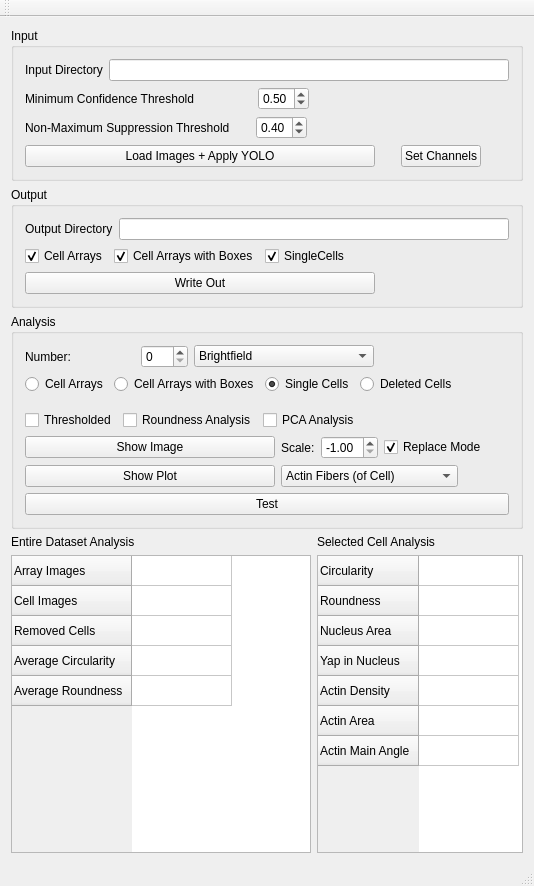
Kinbischi/CellForceAnalyzer, file CellForceAnalyzer/src/WindowMain.ui: the form before one commit.
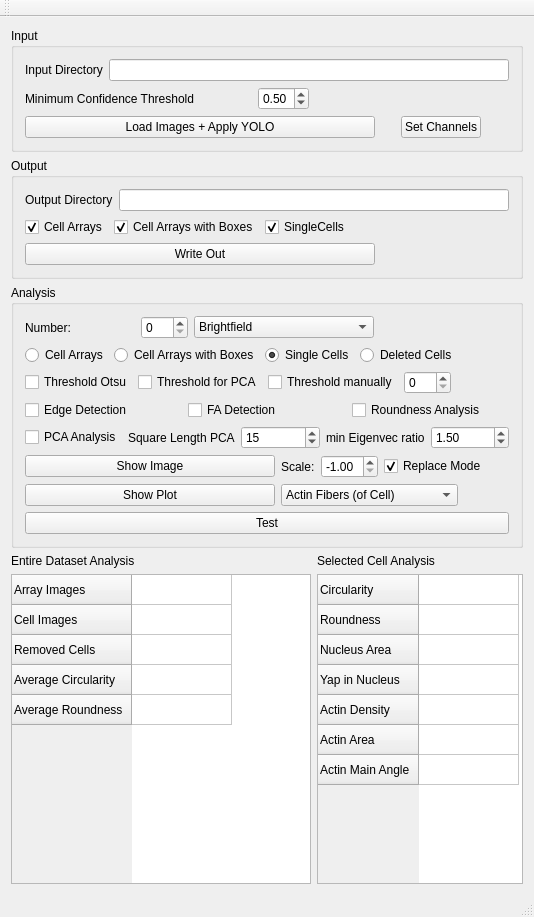
The form after the commit.

Diff of the .ui file:
```diff
--- a/CellForceAnalyzer/src/WindowMain.ui
+++ b/CellForceAnalyzer/src/WindowMain.ui
@@ -7,7 +7,7 @@
     <x>0</x>
     <y>0</y>
     <width>534</width>
-    <height>886</height>
+    <height>917</height>
    </rect>
   </property>
   <property name="sizePolicy">
@@ -47,8 +47,6 @@
           </layout>
          </item>
          <item>
-          <layout class="QVBoxLayout" name="verticalLayout_4">
-           <item>
             <layout class="QHBoxLayout" name="horizontalLayout_4">
              <item>
               <widget class="QLabel" name="label_3">
@@ -105,64 +103,6 @@
             </layout>
            </item>
            <item>
-            <layout class="QHBoxLayout" name="horizontalLayout_5">
-             <item>
-              <widget class="QLabel" name="label_4">
-               <property name="text">
-                <string>Non-Maximum Suppression Threshold</string>
-               </property>
-              </widget>
-             </item>
-             <item>
-              <spacer name="horizontalSpacer_2">
-               <property name="orientation">
-                <enum>Qt::Horizontal</enum>
-               </property>
-               <property name="sizeType">
-                <enum>QSizePolicy::Fixed</enum>
-               </property>
-               <property name="sizeHint" stdset="0">
-                <size>
-                 <width>20</width>
-                 <height>20</height>
-                </size>
-               </property>
-              </spacer>
-             </item>
-             <item>
-              <widget class="QDoubleSpinBox" name="doubleSpinBox_nonMaxThresh">
-               <property name="minimum">
-                <double>0.000000000000000</double>
-               </property>
-               <property name="maximum">
-                <double>1.000000000000000</double>
-               </property>
-               <property name="singleStep">
-                <double>0.100000000000000</double>
-               </property>
-               <property name="value">
-                <double>0.400000000000000</double>
-               </property>
-              </widget>
-             </item>
-             <item>
-              <spacer name="horizontalSpacer_4">
-               <property name="orientation">
-                <enum>Qt::Horizontal</enum>
-               </property>
-               <property name="sizeHint" stdset="0">
-                <size>
-                 <width>40</width>
-                 <height>20</height>
-                </size>
-               </property>
-              </spacer>
-             </item>
-            </layout>
-           </item>
-          </layout>
-         </item>
-         <item>
           <layout class="QHBoxLayout" name="horizontalLayout_9">
            <item>
             <widget class="QPushButton" name="pushButton_loadImages">
@@ -372,6 +312,9 @@
                <property name="maximum">
                 <number>999</number>
                </property>
+               <property name="value">
+                <number>0</number>
+               </property>
               </widget>
              </item>
             </layout>
@@ -503,15 +446,67 @@
          <item>
           <layout class="QHBoxLayout" name="horizontalLayout_16">
            <property name="topMargin">
-            <number>10</number>
+            <number>0</number>
            </property>
            <item>
             <widget class="QCheckBox" name="checkBox_thresholded">
              <property name="text">
-              <string>Thresholded</string>
+              <string>Threshold Otsu</string>
              </property>
              <property name="checked">
               <bool>false</bool>
+             </property>
+            </widget>
+           </item>
+           <item>
+            <widget class="QCheckBox" name="checkBox_thresholdPCA">
+             <property name="text">
+              <string>Threshold for PCA</string>
+             </property>
+            </widget>
+           </item>
+           <item>
+            <widget class="QCheckBox" name="checkBox_thresholdManually">
+             <property name="text">
+              <string>Threshold manually</string>
+             </property>
+            </widget>
+           </item>
+           <item>
+            <widget class="QSpinBox" name="spinBox_thresholdManually">
+             <property name="maximum">
+              <number>254</number>
+             </property>
+            </widget>
+           </item>
+           <item>
+            <spacer name="horizontalSpacer_7">
+             <property name="orientation">
+              <enum>Qt::Horizontal</enum>
+             </property>
+             <property name="sizeHint" stdset="0">
+              <size>
+               <width>40</width>
+               <height>20</height>
+              </size>
+             </property>
+            </spacer>
+           </item>
+          </layout>
+         </item>
+         <item>
+          <layout class="QHBoxLayout" name="horizontalLayout_15">
+           <item>
+            <widget class="QCheckBox" name="checkBox_edgeDetection">
+             <property name="text">
+              <string>Edge Detection</string>
+             </property>
+            </widget>
+           </item>
+           <item>
+            <widget class="QCheckBox" name="checkBox_FAdetection">
+             <property name="text">
+              <string>FA Detection</string>
              </property>
             </widget>
            </item>
@@ -522,6 +517,10 @@
              </property>
             </widget>
            </item>
+          </layout>
+         </item>
+         <item>
+          <layout class="QHBoxLayout" name="horizontalLayout_5">
            <item>
             <widget class="QCheckBox" name="checkBox_pcaAnalysis">
              <property name="text">
@@ -530,17 +529,35 @@
             </widget>
            </item>
            <item>
-            <spacer name="horizontalSpacer_7">
-             <property name="orientation">
-              <enum>Qt::Horizontal</enum>
+            <widget class="QLabel" name="label_4">
+             <property name="text">
+              <string>Square Length PCA</string>
              </property>
-             <property name="sizeHint" stdset="0">
-              <size>
-               <width>40</width>
-               <height>20</height>
-              </size>
+            </widget>
+           </item>
+           <item>
+            <widget class="QSpinBox" name="spinBox_squareLengthPCA">
+             <property name="value">
+              <number>15</number>
              </property>
-            </spacer>
+            </widget>
+           </item>
+           <item>
+            <widget class="QLabel" name="label_9">
+             <property name="text">
+              <string>min Eigenvec ratio</string>
+             </property>
+            </widget>
+           </item>
+           <item>
+            <widget class="QDoubleSpinBox" name="doubleSpinBox_minEigVecRatioPCA">
+             <property name="singleStep">
+              <double>0.100000000000000</double>
+             </property>
+             <property name="value">
+              <double>1.500000000000000</double>
+             </property>
+            </widget>
            </item>
           </layout>
          </item>
```
Left out of the diff: 4 changed lines with no effect on the pictures. Lines whose indentation alone changed are shown as unchanged.
